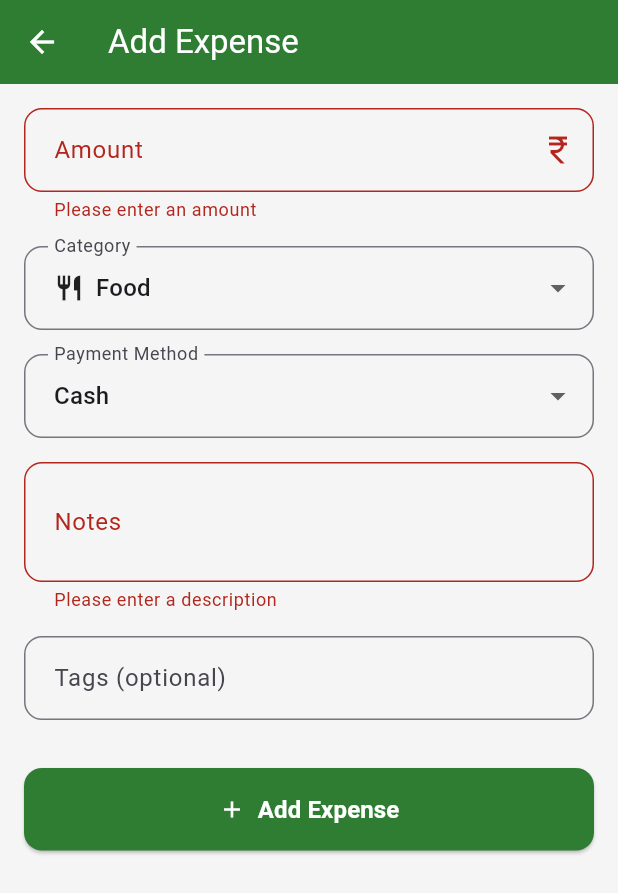
After one commit to aarogyaojha/kharchaplus, a Flutter app: the AddExpenseScreen screen opened directly, after a tap on "Add Expense", on a phone screen of 412 x 824 dp. The commit adds this screen. Shown: the top 893 px of the screen. Run offline on Flutter 3.47's test engine with Material 3 defaults, Android fonts, the light colour scheme and no system bars; statements that could not run were skipped.

Commit message:
created an add_expense_screen

```diff
--- /dev/null
+++ b/lib/presentation/screens/add_expense/add_expense_screen.dart
@@ -0,0 +1,217 @@
+import 'package:flutter/material.dart';
+import 'package:flutter/services.dart';
+import '../../../data/repositories/expense_repository.dart';
+import '../../../domain/models/expense.dart';
+import '../../../core/constants/app_constants.dart';
+import '../../widgets/shared/app_text_field.dart';
+import '../../widgets/shared/app_button.dart';
+
+class AddExpenseScreen extends StatefulWidget {
+  final double? prefilledAmount;
+  final String? prefilledCategory;
+  final String? prefilledNotes;
+
+  const AddExpenseScreen({
+    Key? key,
+    this.prefilledAmount,
+    this.prefilledCategory,
+    this.prefilledNotes,
+  }) : super(key: key);
+
+  @override
+  State<AddExpenseScreen> createState() => _AddExpenseScreenState();
+}
+
+class _AddExpenseScreenState extends State<AddExpenseScreen> {
+  final _formKey = GlobalKey<FormState>();
+  final _amountController = TextEditingController();
+  final _notesController = TextEditingController();
+  final _tagsController = TextEditingController();
+  final _repository = ExpenseRepository();
+
+  String _selectedCategory = AppConstants.categories.first;
+  String _selectedPaymentMethod = AppConstants.paymentMethods.first;
+
+  @override
+  void initState() {
+    super.initState();
+    if (widget.prefilledAmount != null) {
+      _amountController.text = widget.prefilledAmount.toString();
+    }
+    if (widget.prefilledCategory != null) {
+      _selectedCategory = widget.prefilledCategory!;
+    }
+    if (widget.prefilledNotes != null) {
+      _notesController.text = widget.prefilledNotes!;
+    }
+  }
+
+  @override
+  Widget build(BuildContext context) {
+    return Scaffold(
+      appBar: AppBar(title: const Text('Add Expense')),
+      body: Form(
+        key: _formKey,
+        child: SingleChildScrollView(
+          padding: const EdgeInsets.all(16),
+          child: Column(
+            crossAxisAlignment: CrossAxisAlignment.start,
+            children: [
+              AppTextField(
+                label: 'Amount',
+                hint: 'Enter amount',
+                controller: _amountController,
+                keyboardType: TextInputType.number,
+                inputFormatters: [
+                  FilteringTextInputFormatter.allow(RegExp(r'^\d+\.?\d{0,2}')),
+                ],
+                validator: (value) {
+                  if (value == null || value.isEmpty) {
+                    return 'Please enter an amount';
+                  }
+                  if (double.tryParse(value) == null) {
+                    return 'Please enter a valid amount';
+                  }
+                  return null;
+                },
+                suffixIcon: const Icon(Icons.currency_rupee),
+              ),
+
+              const SizedBox(height: 16),
+
+              // Category Dropdown
+              DropdownButtonFormField<String>(
+                value: _selectedCategory,
+                decoration: InputDecoration(
+                  labelText: 'Category',
+                  border: OutlineInputBorder(
+                    borderRadius: BorderRadius.circular(12),
+                  ),
+                  contentPadding: const EdgeInsets.symmetric(
+                    vertical: 16,
+                    horizontal: 16,
+                  ),
+                ),
+                items: AppConstants.categories.map((category) {
+                  return DropdownMenuItem<String>(
+                    value: category,
+                    child: Row(
+                      children: [
+                        Icon(AppConstants.categoryIcons[category], size: 20),
+                        const SizedBox(width: 8),
+                        Text(category),
+                      ],
+                    ),
+                  );
+                }).toList(),
+                onChanged: (value) {
+                  setState(() {
+                    _selectedCategory = value!;
+                  });
+                },
+              ),
+
+              const SizedBox(height: 16),
+
+              // Payment Method Dropdown
+              DropdownButtonFormField<String>(
+                value: _selectedPaymentMethod,
+                decoration: InputDecoration(
+                  labelText: 'Payment Method',
+                  border: OutlineInputBorder(
+                    borderRadius: BorderRadius.circular(12),
+                  ),
+                  contentPadding: const EdgeInsets.symmetric(
+                    vertical: 16,
+                    horizontal: 16,
+                  ),
+                ),
+                items: AppConstants.paymentMethods.map((method) {
+                  return DropdownMenuItem<String>(
+                    value: method,
+                    child: Text(method),
+                  );
+                }).toList(),
+                onChanged: (value) {
+                  setState(() {
+                    _selectedPaymentMethod = value!;
+                  });
+                },
+              ),
+
+              const SizedBox(height: 16),
+
+              AppTextField(
+                label: 'Notes',
+                hint: 'Description of expense',
+                controller: _notesController,
+                maxLines: 2,
+                validator: (value) {
+                  if (value == null || value.isEmpty) {
+                    return 'Please enter a description';
+                  }
+                  return null;
+                },
+              ),
+
+              const SizedBox(height: 16),
+
+              AppTextField(
+                label: 'Tags (optional)',
+                hint: 'Comma-separated tags',
+                controller: _tagsController,
+              ),
+
+              const SizedBox(height: 32),
+
+              AppButton(
+                text: 'Add Expense',
+                icon: Icons.add,
+                onPressed: _submitExpense,
+              ),
+            ],
+          ),
+        ),
+      ),
+    );
+  }
+
+  void _submitExpense() {
+    if (_formKey.currentState!.validate()) {
+      final expense = Expense(
+        id: DateTime.now().millisecondsSinceEpoch.toString(),
+        amount: double.parse(_amountController.text),
+        category: _selectedCategory,
+        paymentMethod: _selectedPaymentMethod,
+        notes: _notesController.text,
+        tags: _tagsController.text
+            .split(',')
+            .map((tag) => tag.trim())
+            .where((tag) => tag.isNotEmpty)
+            .toList(),
+        date: DateTime.now(),
+      );
+
+      _repository.addExpense(expense);
+
+      ScaffoldMessenger.of(context).showSnackBar(
+        SnackBar(
+          content: Text(
+            'Expense added: ${AppConstants.currency} ${expense.amount}',
+          ),
+          backgroundColor: Theme.of(context).primaryColor,
+        ),
+      );
+
+      Navigator.pop(context, true);
+    }
+  }
+
+  @override
+  void dispose() {
+    _amountController.dispose();
+    _notesController.dispose();
+    _tagsController.dispose();
+    super.dispose();
+  }
+}
```
Also changed, not shown: lib/presentation/screens/expense_list/expense_list_screen.dart (renamed from lib/presentation/screens/home/expense_list/expense_list_screen.dart, +4 -4 lines).
